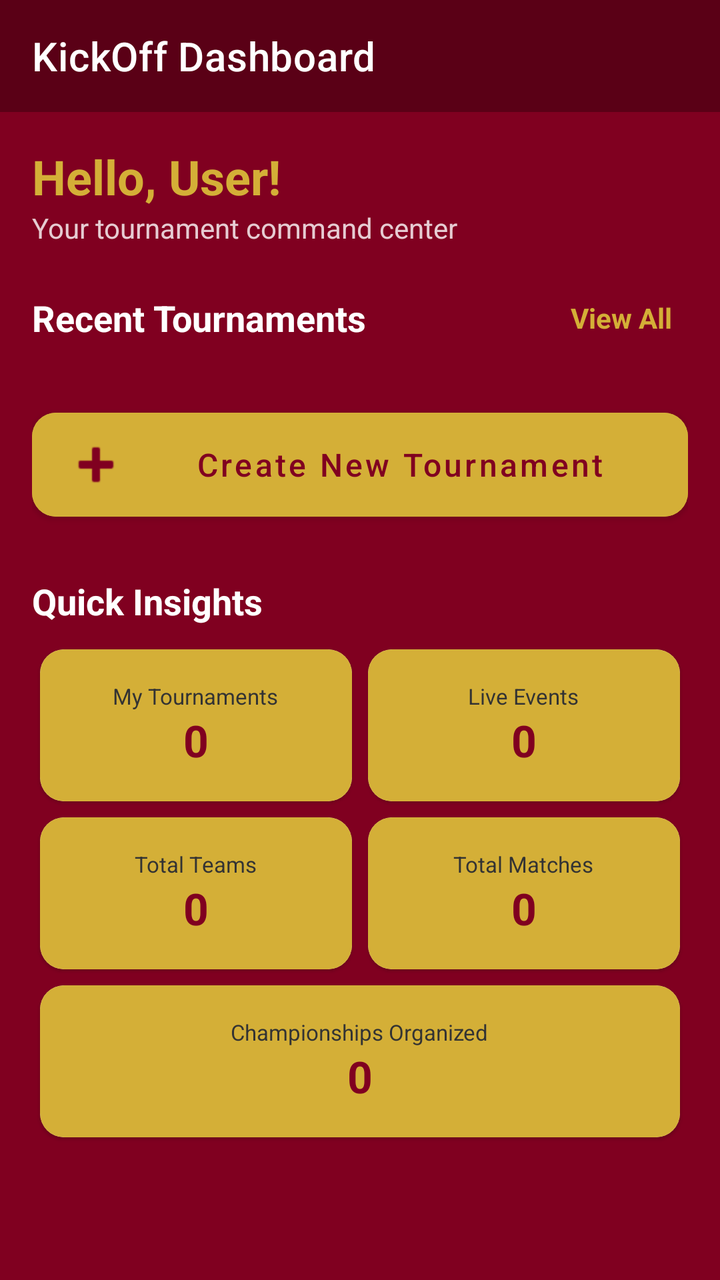
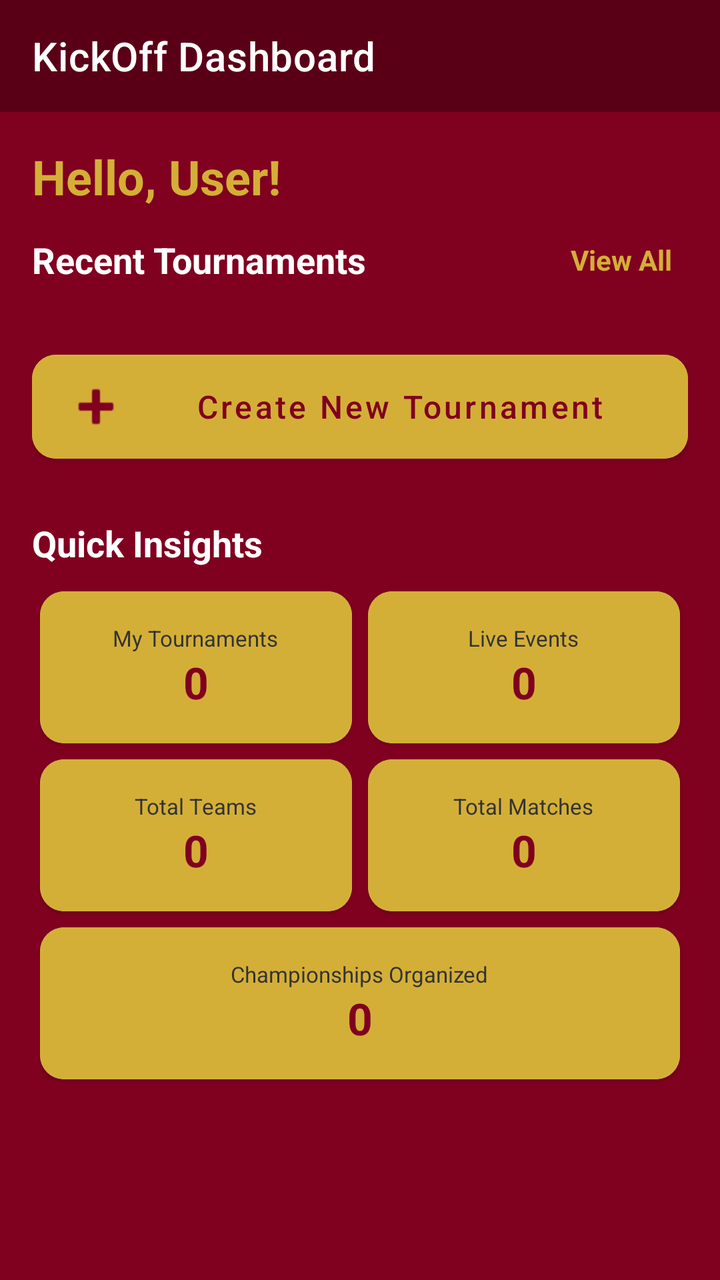

Two renders of the same Android screen: before a commit and after it. Below are the layout's source before the change and the commit's diff.
<!-- AndroidManifest.xml: application theme Theme.KickOff -->
<!-- res/layout/activity_home.xml -->
<?xml version="1.0" encoding="utf-8"?>
<androidx.constraintlayout.widget.ConstraintLayout xmlns:android="http://schemas.android.com/apk/res/android"
    xmlns:app="http://schemas.android.com/apk/res-auto"
    android:layout_width="match_parent"
    android:layout_height="match_parent"
    android:background="@color/primaryMaroon">

    <com.google.android.material.appbar.MaterialToolbar
        android:id="@+id/toolbar"
        android:layout_width="match_parent"
        android:layout_height="?attr/actionBarSize"
        android:background="@color/darkMaroon"
        app:layout_constraintTop_toTopOf="parent"
        app:title="KickOff Dashboard"
        app:titleTextColor="@color/white" />

    <androidx.core.widget.NestedScrollView
        android:layout_width="match_parent"
        android:layout_height="0dp"
        app:layout_constraintBottom_toBottomOf="parent"
        app:layout_constraintTop_toBottomOf="@id/toolbar">

        <LinearLayout
            android:layout_width="match_parent"
            android:layout_height="wrap_content"
            android:orientation="vertical"
            android:padding="16dp">

            
            <TextView
                android:id="@+id/tvWelcome"
                android:layout_width="wrap_content"
                android:layout_height="wrap_content"
                android:text="Hello, User!"
                android:textColor="@color/accentGold"
                android:textSize="24sp"
                android:textStyle="bold" />

            <TextView
                android:layout_width="wrap_content"
                android:layout_height="wrap_content"
                android:layout_marginBottom="10dp"
                android:text="Your tournament command center"
                android:textColor="@color/white"
                android:alpha="0.8" />

            
            <LinearLayout
                android:layout_width="match_parent"
                android:layout_height="wrap_content"
                android:orientation="horizontal"
                android:layout_marginTop="8dp"
                android:layout_marginBottom="8dp"
                android:gravity="center_vertical">
                <TextView
                    android:layout_width="0dp"
                    android:layout_height="wrap_content"
                    android:layout_weight="1"
                    android:text="Recent Tournaments"
                    android:textColor="@color/white"
                    android:textSize="18sp"
                    android:textStyle="bold" />
                <TextView
                    android:id="@+id/tvViewAll"
                    android:layout_width="wrap_content"
                    android:layout_height="wrap_content"
                    android:text="View All"
                    android:padding="8dp"
                    android:textColor="@color/accentGold"
                    android:textStyle="bold" />
            </LinearLayout>

            <androidx.recyclerview.widget.RecyclerView
                android:id="@+id/rvRecentTournaments"
                android:layout_width="match_parent"
                android:layout_height="wrap_content"
                android:nestedScrollingEnabled="false"
                android:layout_marginBottom="16dp"/>

            
            <com.google.android.material.button.MaterialButton
                android:id="@+id/btnCreateTournament"
                android:layout_width="match_parent"
                android:layout_height="64dp"
                android:layout_marginBottom="24dp"
                android:text="Create New Tournament"
                android:textAllCaps="false"
                android:textSize="16sp"
                android:backgroundTint="@color/accentGold"
                android:textColor="@color/primaryMaroon"
                app:cornerRadius="12dp"
                app:icon="@android:drawable/ic_input_add"
                app:iconTint="@color/primaryMaroon" />

            <TextView
                android:layout_width="wrap_content"
                android:layout_height="wrap_content"
                android:text="Quick Insights"
                android:textColor="@color/white"
                android:textSize="18sp"
                android:layout_marginBottom="8dp"
                android:textStyle="bold" />

            
            <GridLayout
                android:layout_width="match_parent"
                android:layout_height="wrap_content"
                android:columnCount="2"
                android:rowCount="3">

                <com.google.android.material.card.MaterialCardView
                    android:layout_width="0dp"
                    android:layout_height="wrap_content"
                    android:layout_columnWeight="1"
                    android:layout_margin="4dp"
                    app:cardCornerRadius="12dp">
                    <LinearLayout
                        android:layout_width="match_parent"
                        android:layout_height="wrap_content"
                        android:background="@color/accentGold"
                        android:gravity="center"
                        android:orientation="vertical"
                        android:padding="16dp">
                        <TextView android:layout_width="wrap_content" android:layout_height="wrap_content" android:text="My Tournaments" android:textSize="11sp" android:textColor="@color/darkGrey"/>
                        <TextView android:id="@+id/tvCountMyTournaments" android:layout_width="wrap_content" android:layout_height="wrap_content" android:text="0" android:textSize="22sp" android:textStyle="bold" android:textColor="@color/primaryMaroon"/>
                    </LinearLayout>
                </com.google.android.material.card.MaterialCardView>

                <com.google.android.material.card.MaterialCardView
                    android:layout_width="0dp"
                    android:layout_height="wrap_content"
                    android:layout_columnWeight="1"
                    android:layout_margin="4dp"
                    app:cardCornerRadius="12dp">
                    <LinearLayout
                        android:layout_width="match_parent"
                        android:layout_height="wrap_content"
                        android:background="@color/accentGold"
                        android:gravity="center"
                        android:orientation="vertical"
                        android:padding="16dp">
                        <TextView android:layout_width="wrap_content" android:layout_height="wrap_content" android:text="Live Events" android:textSize="11sp" android:textColor="@color/darkGrey"/>
                        <TextView android:id="@+id/tvCountActive" android:layout_width="wrap_content" android:layout_height="wrap_content" android:text="0" android:textSize="22sp" android:textStyle="bold" android:textColor="@color/primaryMaroon"/>
                    </LinearLayout>
                </com.google.android.material.card.MaterialCardView>

                <com.google.android.material.card.MaterialCardView
                    android:layout_width="0dp"
                    android:layout_height="wrap_content"
                    android:layout_columnWeight="1"
                    android:layout_margin="4dp"
                    app:cardCornerRadius="12dp">
                    <LinearLayout
                        android:layout_width="match_parent"
                        android:layout_height="wrap_content"
                        android:background="@color/accentGold"
                        android:gravity="center"
                        android:orientation="vertical"
                        android:padding="16dp">
                        <TextView android:layout_width="wrap_content" android:layout_height="wrap_content" android:text="Total Teams" android:textSize="11sp" android:textColor="@color/darkGrey"/>
                        <TextView android:id="@+id/tvCountTeams" android:layout_width="wrap_content" android:layout_height="wrap_content" android:text="0" android:textSize="22sp" android:textStyle="bold" android:textColor="@color/primaryMaroon"/>
                    </LinearLayout>
                </com.google.android.material.card.MaterialCardView>

                <com.google.android.material.card.MaterialCardView
                    android:layout_width="0dp"
                    android:layout_height="wrap_content"
                    android:layout_columnWeight="1"
                    android:layout_margin="4dp"
                    app:cardCornerRadius="12dp">
                    <LinearLayout
                        android:layout_width="match_parent"
                        android:layout_height="wrap_content"
                        android:background="@color/accentGold"
                        android:gravity="center"
                        android:orientation="vertical"
                        android:padding="16dp">
                        <TextView android:layout_width="wrap_content" android:layout_height="wrap_content" android:text="Total Matches" android:textSize="11sp" android:textColor="@color/darkGrey"/>
                        <TextView android:id="@+id/tvCountMatches" android:layout_width="wrap_content" android:layout_height="wrap_content" android:text="0" android:textSize="22sp" android:textStyle="bold" android:textColor="@color/primaryMaroon"/>
                    </LinearLayout>
                </com.google.android.material.card.MaterialCardView>

                
                <com.google.android.material.card.MaterialCardView
                    android:layout_width="0dp"
                    android:layout_height="wrap_content"
                    android:layout_columnWeight="2"
                    android:layout_columnSpan="2"
                    android:layout_margin="4dp"
                    app:cardCornerRadius="12dp">
                    <LinearLayout
                        android:layout_width="match_parent"
                        android:layout_height="wrap_content"
                        android:background="@color/accentGold"
                        android:gravity="center"
                        android:orientation="vertical"
                        android:padding="16dp">
                        <TextView android:layout_width="wrap_content" android:layout_height="wrap_content" android:text="Championships Organized" android:textSize="11sp" android:textColor="@color/darkGrey"/>
                        <TextView android:id="@+id/tvCountChampionships" android:layout_width="wrap_content" android:layout_height="wrap_content" android:text="0" android:textSize="22sp" android:textStyle="bold" android:textColor="@color/primaryMaroon"/>
                    </LinearLayout>
                </com.google.android.material.card.MaterialCardView>

            </GridLayout>

            <View
                android:layout_width="match_parent"
                android:layout_height="32dp" />

        </LinearLayout>
    </androidx.core.widget.NestedScrollView>

    <ProgressBar
        android:id="@+id/progressBar"
        android:layout_width="wrap_content"
        android:layout_height="wrap_content"
        android:visibility="gone"
        app:layout_constraintBottom_toBottomOf="parent"
        app:layout_constraintEnd_toEndOf="parent"
        app:layout_constraintStart_toStartOf="parent"
        app:layout_constraintTop_toTopOf="parent" />

</androidx.constraintlayout.widget.ConstraintLayout>
<!-- resources referenced by this layout -->
<resources>
  <color name="accentGold">#D4AF37</color>
  <color name="darkGrey">#333333</color>
  <color name="darkMaroon">#5A0016</color>
  <color name="primaryMaroon">#800020</color>
  <color name="white">#FFFFFF</color>
  <style name="Theme.KickOff" parent="Theme.MaterialComponents.DayNight.NoActionBar">
          <item name="colorPrimary">@color/primaryMaroon</item>
          <item name="colorPrimaryVariant">@color/darkMaroon</item>
          <item name="colorOnPrimary">@color/white</item>
          <item name="colorSecondary">@color/accentGold</item>
      </style>
</resources>

<!-- the commit's change to res/layout/activity_home.xml (unified diff, before → after) -->
@@ -35,14 +35,6 @@
                 android:textColor="@color/accentGold"
                 android:textSize="24sp"
                 android:textStyle="bold" />
-
-            <TextView
-                android:layout_width="wrap_content"
-                android:layout_height="wrap_content"
-                android:layout_marginBottom="10dp"
-                android:text="Your tournament command center"
-                android:textColor="@color/white"
-                android:alpha="0.8" />
 
             
             <LinearLayout
